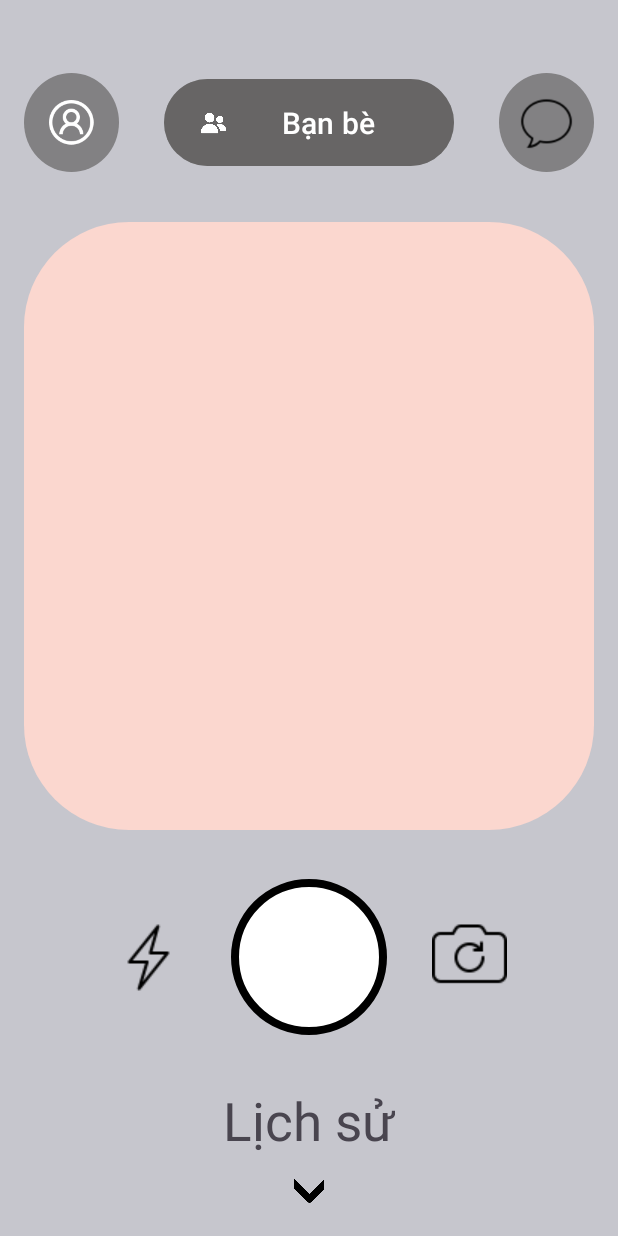
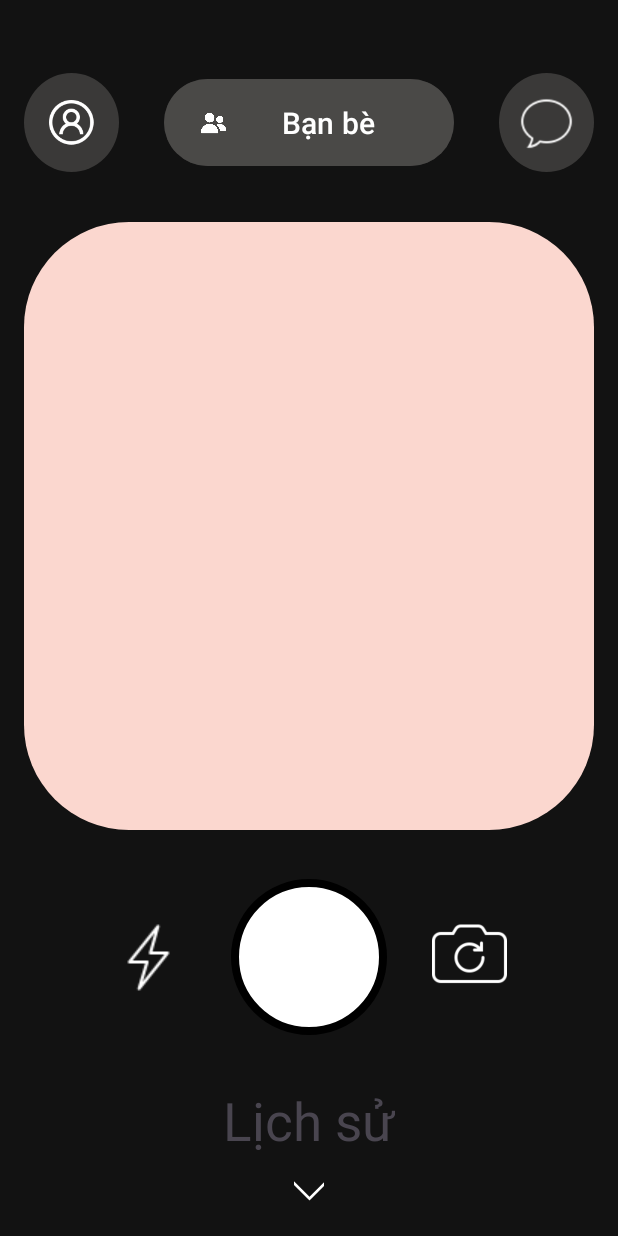
Before and after one commit to Winder510/Locket2, an Android app: the screen it shows after launch (MainActivity), on a phone screen of 412 x 824 dp. Run offline under Robolectric (Android 15) with nearby library versions, the phone set to English and light mode, and no system bars.

Commit message:
change to ViewButton

```diff
--- a/app/src/main/res/drawable/btn_oval_stroke.xml
+++ b/app/src/main/res/drawable/btn_oval_stroke.xml
@@ -1,9 +1,14 @@
+
     <shape xmlns:android="http://schemas.android.com/apk/res/android"
         android:shape="oval">
 
         <!-- Màu nền của hình tròn -->
         <solid android:color="#FFF" />
 
+
+        <stroke
+            android:width="10dp"
+            android:color="@color/primary_color" />
         <!-- Đường viền của hình tròn -->
         <stroke
             android:width="5dp"
--- a/app/src/main/res/layout/main_layout.xml
+++ b/app/src/main/res/layout/main_layout.xml
@@ -5,7 +5,7 @@
     android:id="@+id/main"
     android:layout_width="match_parent"
     android:layout_height="match_parent"
-    android:background="@color/material_dynamic_neutral80"
+    android:background="@color/bg_color"
     android:padding="16dp"
     tools:context=".MainActivity">
 
@@ -23,12 +23,12 @@
             android:gravity="center_vertical"
           >
 
-            <ImageView
+            <ImageButton
                 android:layout_width="63dp"
                 android:layout_height="66dp"
                 android:background="@drawable/btn_oval_no_stroke"
+                android:src="@drawable/ic_user"
                 android:scaleType="centerCrop"
-                android:src="@drawable/ic_user"
                 />
 
 
@@ -44,13 +44,13 @@
                 tools:ignore="NestedWeights"
                 android:backgroundTint="@color/btn_color"/>
 
-            <ImageView
+            <ImageButton
                 android:id="@+id/round_image_view"
                 android:layout_width="63dp"
                 android:layout_height="66dp"
                 android:background="@drawable/btn_oval_no_stroke"
                 android:scaleType="centerCrop"
-                android:src="@drawable/icons8_message_50" />
+                android:src="@drawable/ic_message" />
 
 
         </LinearLayout>
@@ -68,11 +68,12 @@
             android:gravity="center"
             android:layout_weight="1">
 
-            <ImageView
+            <ImageButton
                 android:layout_width="50dp"
                 android:layout_height="50dp"
                 android:scaleType="centerCrop"
-                android:src="@drawable/icons8_flash_50" />
+                android:src="@drawable/ic_flash"
+                android:background="@color/transparent_color"/>
 
 
             <ImageView
@@ -84,11 +85,12 @@
                />
 
 
-            <ImageView
+            <ImageButton
                 android:layout_width="50dp"
                 android:layout_height="50dp"
                 android:scaleType="centerCrop"
-                android:src="@drawable/icons8_retake_50" />
+                android:src="@drawable/ic_retake"
+                android:background="@color/transparent_color"/>
 
         </LinearLayout>
 
@@ -108,7 +110,7 @@
             <ImageView
                 android:layout_width="20dp"
                 android:layout_height="30dp"
-                android:src="@drawable/down_arrow"
+                android:src="@drawable/ic_down"
                 android:scaleType="centerCrop"
                 android:layout_marginTop="7dp"
                 />
--- a/app/src/main/res/values/colors.xml
+++ b/app/src/main/res/values/colors.xml
@@ -3,4 +3,7 @@
     <color name="black">#FF000000</color>
     <color name="white">#FFFFFFFF</color>
     <color name="btn_color">#99555453</color>
+    <color name="bg_color">#121212</color>
+    <color name="primary_color">#F6D253</color>
+    <color name="transparent_color">#00000000</color>
 </resources>
```
Also changed, not shown: app/src/main/res/drawable/icons8_flash_50.png (deleted), app/src/main/res/drawable/icons8_message_50.png (deleted), app/src/main/res/drawable/icons8_retake_50.png (deleted). Lines whose indentation alone changed are shown as unchanged.
